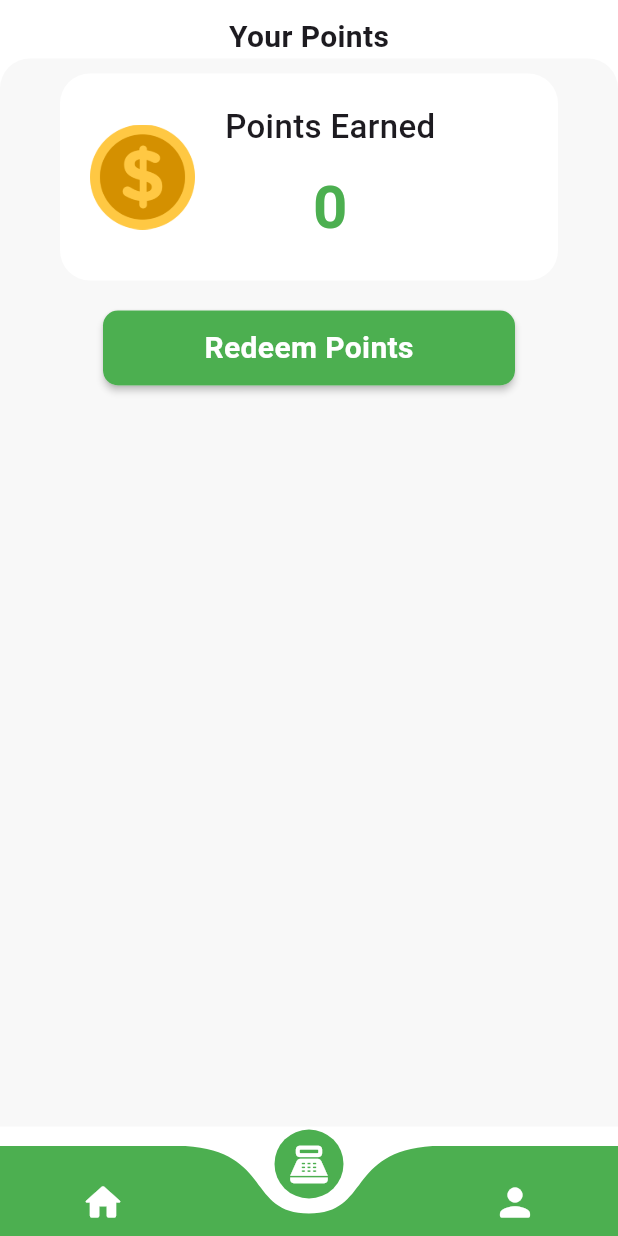
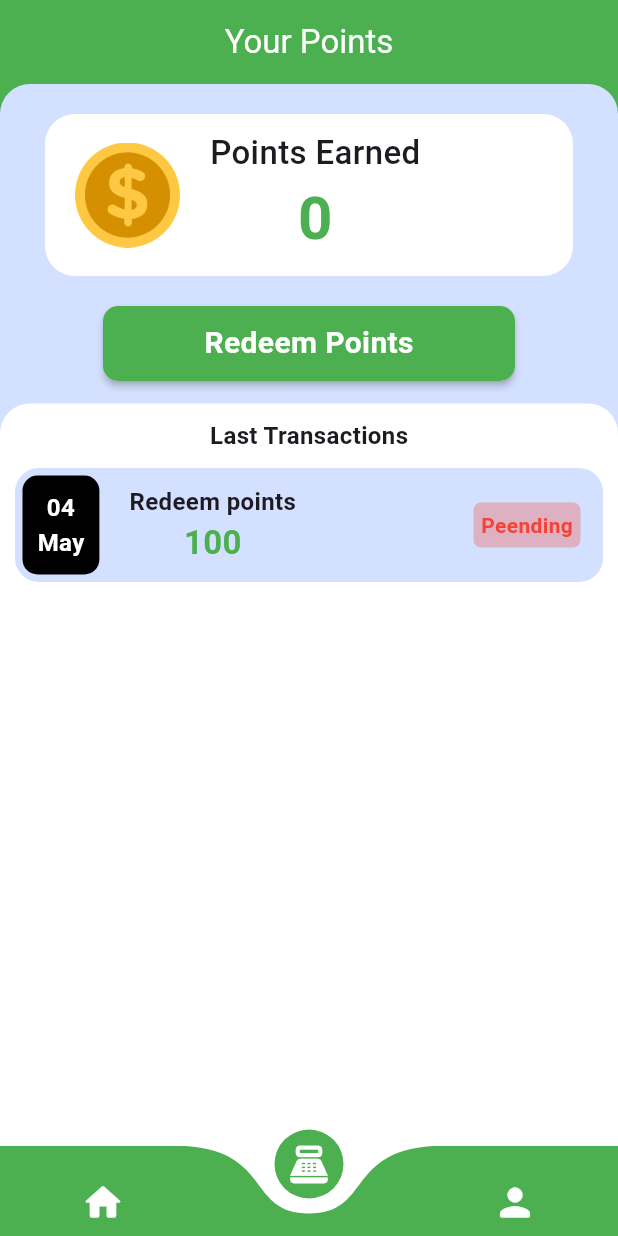
Before and after one commit to DiseirangCHHEUN/recycle_app, a Flutter app: the screen it shows once a user with an empty profile is signed in, item 2 of the bottom bar chosen, on a phone screen of 412 x 824 dp. Run offline on Flutter 3.47's test engine with Material 3 defaults, Android fonts, the phone set to English and light mode, and no system bars; drawn by our look-alikes of curved_navigation_bar; our stand-ins replace cloud_firestore, firebase_auth, firebase_core, google_sign_in, image_picker, lottie and 2 more; accounts and stored records are empty; network calls fail.

Commit message:
update user points page

```diff
--- a/lib/pages/points_page.dart
+++ b/lib/pages/points_page.dart
@@ -1,4 +1,5 @@
 import 'package:flutter/material.dart';
+import 'package:intl/intl.dart';
 import 'package:random_string/random_string.dart';
 import 'package:recycle_app/styles/app_text_style.dart';
 
@@ -25,10 +26,64 @@ class _PointsPageState extends State<PointsPage> {
     });
   }
 
+  Stream? getUserRedeemRequestStream;
+  Future getUserRedeemRequest() async {
+    getUserRedeemRequestStream = await DatabaseMethods().getUserRedeemRequest(
+      id!,
+    );
+    setState(() {});
+  }
+
   @override
   void initState() {
     getUserPoints();
+    getUserRedeemRequest();
     super.initState();
+  }
+
+  allApprovalItems() {
+    return StreamBuilder(
+      stream: getUserRedeemRequestStream,
+      builder: (context, snapshot) {
+        if (snapshot.hasData) {
+          return ListView.builder(
+            padding: EdgeInsets.zero,
+            physics: const BouncingScrollPhysics(),
+            itemCount: snapshot.data!.docs.length,
+            itemBuilder: (context, index) {
+              final item = snapshot.data!.docs[index];
+              final itemAddress = item['address'];
+              final itemQuantity = item['quantity'];
+              final itemRequesterName = item['username'];
+              final itemStatus = item['status'];
+              final docId = item.id;
+              final userId = item['userId'];
+              return buildApprovalItem(
+                requesterName: itemRequesterName,
+                address: itemAddress,
+                quantity: itemQuantity,
+                status: itemStatus,
+                id: docId,
+                userID: userId,
+              );
+            },
+          );
+        } else if (snapshot.connectionState == ConnectionState.waiting) {
+          return Center(
+            child: Column(
+              mainAxisAlignment: MainAxisAlignment.center,
+              children: [
+                Text('Loading...', style: AppTextStyle.normalTextStyle(16)),
+                const SizedBox(height: 15.0),
+                CircularProgressIndicator(color: Colors.green, strokeWidth: 2),
+              ],
+            ),
+          );
+        } else {
+          return Center(child: Text('No data available'));
+        }
+      },
+    );
   }
 
   final pointsController = TextEditingController();
@@ -39,50 +94,33 @@ class _PointsPageState extends State<PointsPage> {
   @override
   Widget build(BuildContext context) {
     final Size screenSize = MediaQuery.of(context).size;
-    final double screenWidth = screenSize.width;
-    final double screenHeight = screenSize.height;
-    final double appBarHeight = AppBar().preferredSize.height;
-    final double bottomNavBarHeight = kBottomNavigationBarHeight;
-    final double availableHeight =
-        screenHeight -
-        appBarHeight -
-        bottomNavBarHeight -
-        MediaQuery.of(context).padding.top;
-    final double availableWidth = screenWidth;
-    return Scaffold(
-      body:
-          _points == null
-              ? Center(child: CircularProgressIndicator(color: Colors.green))
-              : SafeArea(
-                child: SingleChildScrollView(
+
+    return SafeArea(
+      child: Scaffold(
+        appBar: AppBar(title: Text('Your Points')),
+        body: Container(
+          color: Colors.green,
           child: Column(
             mainAxisAlignment: MainAxisAlignment.start,
             children: [
-                      SizedBox(height: 10),
-                      Row(
-                        mainAxisAlignment: MainAxisAlignment.center,
-                        children: [
-                          Text(
-                            'Your Points',
-                            style: AppTextStyle.boldTextStyle(20),
-                          ),
-                        ],
-                      ),
-                      Container(
-                        width: availableWidth,
-                        height: availableHeight,
+              Expanded(
+                child: Container(
+                  width: screenSize.width,
                   decoration: BoxDecoration(
-                          color: const Color(0xFFF8F8F8),
+                    color: const Color(0xFFD4E0FF),
                     borderRadius: BorderRadius.only(
                       topLeft: Radius.circular(20),
                       topRight: Radius.circular(20),
                     ),
                   ),
-                        padding: const EdgeInsets.all(10),
                   child: Column(
                     children: [
+                      SizedBox(height: 20),
                       Container(
-                              padding: const EdgeInsets.all(20),
+                        padding: const EdgeInsets.symmetric(
+                          horizontal: 20,
+                          vertical: 10,
+                        ),
                         margin: EdgeInsets.symmetric(horizontal: 30),
                         decoration: BoxDecoration(
                           color: Colors.white,
@@ -102,11 +140,14 @@ class _PointsPageState extends State<PointsPage> {
                                   'Points Earned',
                                   style: AppTextStyle.normalTextStyle(22),
                                 ),
-                                      const SizedBox(height: 10),
-                                      Text(
                                 _points == null
-                                            ? '0'
-                                            : _points.toString(),
+                                    ? Center(
+                                      child: CircularProgressIndicator(
+                                        color: Colors.green,
+                                      ),
+                                    )
+                                    : Text(
+                                      _points.toString(),
                                       style: TextStyle(
                                         fontSize: 40,
                                         fontWeight: FontWeight.bold,
@@ -118,7 +159,6 @@ class _PointsPageState extends State<PointsPage> {
                           ],
                         ),
                       ),
-
                       const SizedBox(height: 20),
                       GestureDetector(
                         onTap: () {
@@ -129,7 +169,7 @@ class _PointsPageState extends State<PointsPage> {
                           borderRadius: BorderRadius.circular(10),
                           child: Container(
                             height: 50,
-                                  width: screenWidth / 1.5,
+                            width: screenSize.width / 1.5,
                             decoration: BoxDecoration(
                               color: Colors.green,
                               borderRadius: BorderRadius.circular(10),
@@ -143,7 +183,88 @@ class _PointsPageState extends State<PointsPage> {
                           ),
                         ),
                       ),
+                      SizedBox(height: 15),
+                      Expanded(
+                        child: Container(
+                          width: MediaQuery.of(context).size.width,
+                          decoration: BoxDecoration(
+                            color: Colors.white,
+
+                            borderRadius: BorderRadius.only(
+                              topRight: Radius.circular(20),
+                              topLeft: Radius.circular(20),
+                            ),
+                          ),
+                          child: Column(
+                            children: [
+                              SizedBox(height: 10),
+                              Text(
+                                'Last Transactions',
+                                style: AppTextStyle.boldTextStyle(16),
+                              ),
+                              Container(
+                                margin: EdgeInsets.all(10),
+                                padding: EdgeInsets.all(5),
+
+                                width: screenSize.width,
+                                decoration: BoxDecoration(
+                                  color: Color(0xFFD4E0FF),
+                                  borderRadius: BorderRadius.circular(16),
+                                ),
+                                child: Row(
+                                  children: [
+                                    Container(
+                                      padding: EdgeInsets.all(10),
+                                      decoration: BoxDecoration(
+                                        color: Colors.black,
+                                        borderRadius: BorderRadius.circular(10),
+                                      ),
+                                      child: Text(
+                                        textAlign: TextAlign.center,
+                                        '04\nMay',
+                                        style: AppTextStyle.whiteTextStyle(16),
+                                      ),
+                                    ),
+                                    SizedBox(width: 20),
+                                    Column(
+                                      children: [
+                                        Text(
+                                          'Redeem points',
+                                          style: AppTextStyle.boldTextStyle(16),
+                                        ),
+                                        Text(
+                                          '100',
+                                          style: AppTextStyle.greenTextStyle(
+                                            22,
+                                          ),
+                                        ),
                                       ],
+                                    ),
+                                    Expanded(child: SizedBox()),
+                                    Container(
+                                      padding: EdgeInsets.all(5),
+                                      decoration: BoxDecoration(
+                                        borderRadius: BorderRadius.circular(5),
+                                        color: Colors.red.withOpacity(0.3),
+                                      ),
+                                      child: Text(
+                                        'Peending',
+                                        style: TextStyle(
+                                          color: Colors.red,
+                                          fontWeight: FontWeight.bold,
+                                        ),
+                                      ),
+                                    ),
+                                    SizedBox(width: 10),
+                                  ],
+                                ),
+                              ),
+                            ],
+                          ),
+                        ),
+                      ),
+                    ],
+                  ),
                 ),
               ),
             ],
@@ -225,6 +346,9 @@ class _PointsPageState extends State<PointsPage> {
                           final redeemPoints = int.parse(pointsController.text);
                           final upiID = upiIDController.text;
 
+                          DateTime now = DateTime.now();
+                          String formatedDate = DateFormat('d MMM').format(now);
+
                           final updatedPoints = _points! - redeemPoints;
                           DatabaseMethods()
                               .updateUserPoints(
@@ -237,7 +361,7 @@ class _PointsPageState extends State<PointsPage> {
                                   'redeemPoints': redeemPoints,
                                   'upiID': upiID,
                                   'status': 'pending',
-                                  'timestamp': DateTime.now(),
+                                  'date': formatedDate,
                                 };
 
                                 final String redeemID = randomAlphaNumeric(10);
--- a/pubspec.yaml
+++ b/pubspec.yaml
@@ -44,6 +44,7 @@ dependencies:
   shared_preferences: ^2.5.3
   curved_navigation_bar: ^1.0.6
   lottie: ^3.3.1
+  intl: ^0.20.2
 
 dev_dependencies:
   flutter_test:
```
Also changed, not shown: lib/services/database.dart (+8 -0 lines), pubspec.lock. Lines whose indentation alone changed are shown as unchanged.
